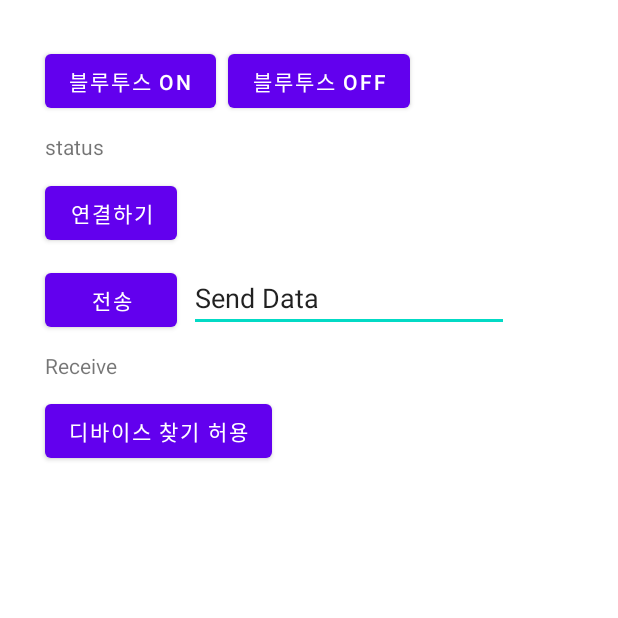
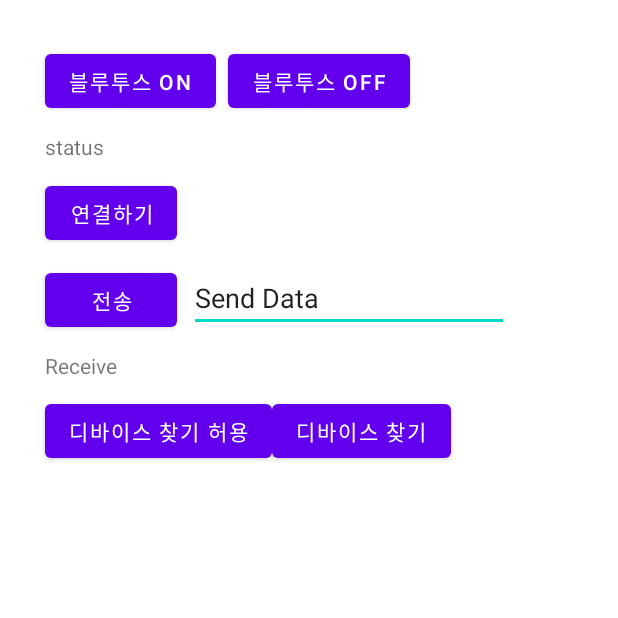
Before and after one commit to changhyeon12333/Creation, an Android app: the ServiceActivity screen opened directly, with no data from a screen before it, on a phone screen of 412 x 824 dp, the top half of it. Run offline under Robolectric (Android 15) with nearby library versions, the phone set to English and light mode, and no system bars; 1 statement that could not run was skipped.

Commit message:
FEAT BLUETOOTH BNTFINDDISCOVER

```diff
--- a/app/src/main/res/layout/activity_service.xml
+++ b/app/src/main/res/layout/activity_service.xml
@@ -81,4 +81,12 @@
         app:layout_constraintStart_toStartOf="@+id/tvReceiveData"
         app:layout_constraintTop_toBottomOf="@+id/tvReceiveData" />
 
+    <Button
+        android:id="@+id/btnFindDiscover"
+        android:layout_width="wrap_content"
+        android:layout_height="wrap_content"
+        android:text="디바이스 찾기"
+        app:layout_constraintStart_toEndOf="@+id/btnDiscover"
+        app:layout_constraintTop_toTopOf="@+id/btnDiscover" />
+
 </androidx.constraintlayout.widget.ConstraintLayout>
```
